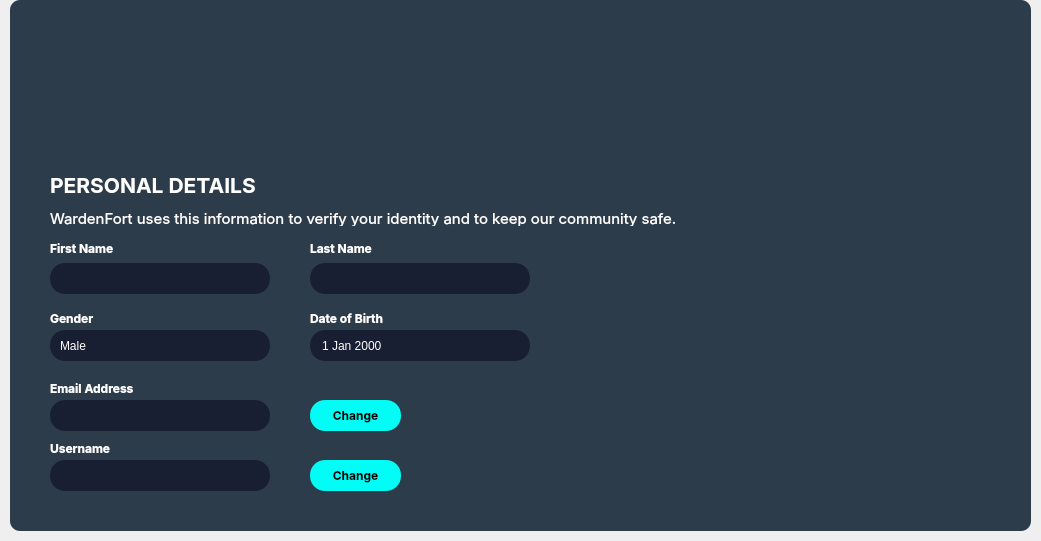
Qt form WardenFort/accountwidget.ui (oncelerr/WardenFort) before a commit.
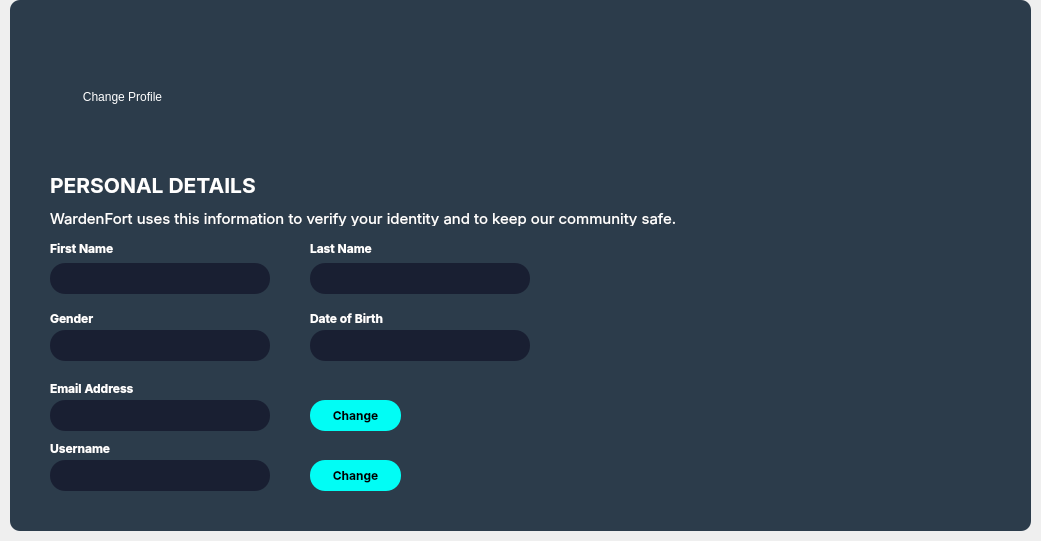
The same form after that commit. Icons and pictures are not drawn.

Commit message: Profile Pic

```diff
--- a/WardenFort/accountwidget.ui
+++ b/WardenFort/accountwidget.ui
@@ -58,39 +58,13 @@
        <pixmap>../../../Downloads/Ellipse.png</pixmap>
       </property>
      </widget>
-     <widget class="QPushButton" name="pushButton">
-      <property name="geometry">
-       <rect>
-        <x>130</x>
-        <y>80</y>
-        <width>31</width>
-        <height>24</height>
-       </rect>
-      </property>
-      <property name="text">
-       <string/>
-      </property>
-      <property name="icon">
-       <iconset>
-        <normaloff>../../../Downloads/profileButton.png</normaloff>../../../Downloads/profileButton.png</iconset>
-      </property>
-      <property name="iconSize">
-       <size>
-        <width>25</width>
-        <height>24</height>
-       </size>
-      </property>
-      <property name="flat">
-       <bool>true</bool>
-      </property>
-     </widget>
      <widget class="QLabel" name="label_5">
       <property name="geometry">
        <rect>
         <x>40</x>
         <y>30</y>
-        <width>151</width>
-        <height>121</height>
+        <width>141</width>
+        <height>131</height>
        </rect>
       </property>
       <property name="styleSheet">
@@ -255,67 +229,6 @@
        <string>Gender</string>
       </property>
      </widget>
-     <widget class="QComboBox" name="comboBox">
-      <property name="geometry">
-       <rect>
-        <x>40</x>
-        <y>330</y>
-        <width>220</width>
-        <height>31</height>
-       </rect>
-      </property>
-      <property name="styleSheet">
-       <string notr="true">QComboBox {
-border-radius: 15px; 
-background-color: #191F32;
-padding-left: 10px;
-	color: rgb(255, 255, 255);
-}
-QComboBox::down-arrow { 
-image: none; 
-border: none;
-border-radius: 10px;
-}
-QComboBox::drop-down { 
-width: 0px; 
-}
-
-</string>
-      </property>
-      <item>
-       <property name="text">
-        <string>Male</string>
-       </property>
-      </item>
-      <item>
-       <property name="text">
-        <string>Female</string>
-       </property>
-      </item>
-     </widget>
-     <widget class="QDateEdit" name="dateEdit">
-      <property name="geometry">
-       <rect>
-        <x>300</x>
-        <y>330</y>
-        <width>220</width>
-        <height>31</height>
-       </rect>
-      </property>
-      <property name="styleSheet">
-       <string notr="true">QDateEdit {
-border-radius: 15px; 
-background-color: #191F32;
-padding-left: 10px;
-	color: rgb(255, 255, 255);
-}
-QDateEdit::down-button,QDateEdit::up-button { 
-width: 0; height: 0; border: none; 
-}
-
-</string>
-      </property>
-     </widget>
      <widget class="QLabel" name="label_11">
       <property name="geometry">
        <rect>
@@ -527,6 +440,162 @@
        <string/>
       </property>
      </widget>
+     <widget class="QLineEdit" name="lineEdit_5">
+      <property name="geometry">
+       <rect>
+        <x>40</x>
+        <y>330</y>
+        <width>220</width>
+        <height>31</height>
+       </rect>
+      </property>
+      <property name="styleSheet">
+       <string notr="true">QLineEdit {
+border-radius: 15px; 
+background-color: #191F32;
+padding-left: 10px;
+	color: rgb(255, 255, 255);
+}
+
+</string>
+      </property>
+     </widget>
+     <widget class="QLineEdit" name="lineEdit_6">
+      <property name="geometry">
+       <rect>
+        <x>300</x>
+        <y>330</y>
+        <width>220</width>
+        <height>31</height>
+       </rect>
+      </property>
+      <property name="styleSheet">
+       <string notr="true">QLineEdit {
+border-radius: 15px; 
+background-color: #191F32;
+padding-left: 10px;
+	color: rgb(255, 255, 255);
+}
+
+</string>
+      </property>
+     </widget>
+     <widget class="QPushButton" name="pushButton_4">
+      <property name="geometry">
+       <rect>
+        <x>42</x>
+        <y>30</y>
+        <width>141</width>
+        <height>131</height>
+       </rect>
+      </property>
+      <property name="focusPolicy">
+       <enum>Qt::NoFocus</enum>
+      </property>
+      <property name="styleSheet">
+       <string notr="true">border-radius: 10px;</string>
+      </property>
+      <property name="text">
+       <string/>
+      </property>
+      <property name="icon">
+       <iconset resource="wardenfort.qrc">
+        <normaloff>:/wardenfort/no-profile-picture-15258.png</normaloff>:/wardenfort/no-profile-picture-15258.png</iconset>
+      </property>
+      <property name="iconSize">
+       <size>
+        <width>141</width>
+        <height>131</height>
+       </size>
+      </property>
+     </widget>
+     <widget class="QPushButton" name="changeBTN">
+      <property name="geometry">
+       <rect>
+        <x>62</x>
+        <y>85</y>
+        <width>101</width>
+        <height>24</height>
+       </rect>
+      </property>
+      <property name="cursor">
+       <cursorShape>PointingHandCursor</cursorShape>
+      </property>
+      <property name="styleSheet">
+       <string notr="true">color: rgb(255, 255, 255);</string>
+      </property>
+      <property name="text">
+       <string>Change Profile</string>
+      </property>
+     </widget>
+     <widget class="QPushButton" name="pushButton_5">
+      <property name="geometry">
+       <rect>
+        <x>36</x>
+        <y>25</y>
+        <width>151</width>
+        <height>141</height>
+       </rect>
+      </property>
+      <property name="focusPolicy">
+       <enum>Qt::NoFocus</enum>
+      </property>
+      <property name="styleSheet">
+       <string notr="true">border-radius: 10px;
+background-color: rgba(255, 255, 255, 0);</string>
+      </property>
+      <property name="text">
+       <string/>
+      </property>
+      <property name="icon">
+       <iconset resource="wardenfort.qrc">
+        <normaloff>:/wardenfort/crop.png</normaloff>:/wardenfort/crop.png</iconset>
+      </property>
+      <property name="iconSize">
+       <size>
+        <width>141</width>
+        <height>133</height>
+       </size>
+      </property>
+     </widget>
+     <widget class="QFrame" name="frame">
+      <property name="geometry">
+       <rect>
+        <x>176</x>
+        <y>20</y>
+        <width>120</width>
+        <height>151</height>
+       </rect>
+      </property>
+      <property name="styleSheet">
+       <string notr="true">background-color: rgb(44, 60, 75);</string>
+      </property>
+      <property name="frameShape">
+       <enum>QFrame::StyledPanel</enum>
+      </property>
+      <property name="frameShadow">
+       <enum>QFrame::Raised</enum>
+      </property>
+     </widget>
+     <widget class="QFrame" name="frame_2">
+      <property name="geometry">
+       <rect>
+        <x>10</x>
+        <y>20</y>
+        <width>41</width>
+        <height>151</height>
+       </rect>
+      </property>
+      <property name="styleSheet">
+       <string notr="true">background-color: rgb(44, 60, 75);</string>
+      </property>
+      <property name="frameShape">
+       <enum>QFrame::StyledPanel</enum>
+      </property>
+      <property name="frameShadow">
+       <enum>QFrame::Raised</enum>
+      </property>
+     </widget>
      <zorder>label_4</zorder>
      <zorder>label_5</zorder>
      <zorder>pushButton</zorder>
```
Left out of the diff: 12 changed lines with no effect on the pictures. The commit also changes 11 other files.
